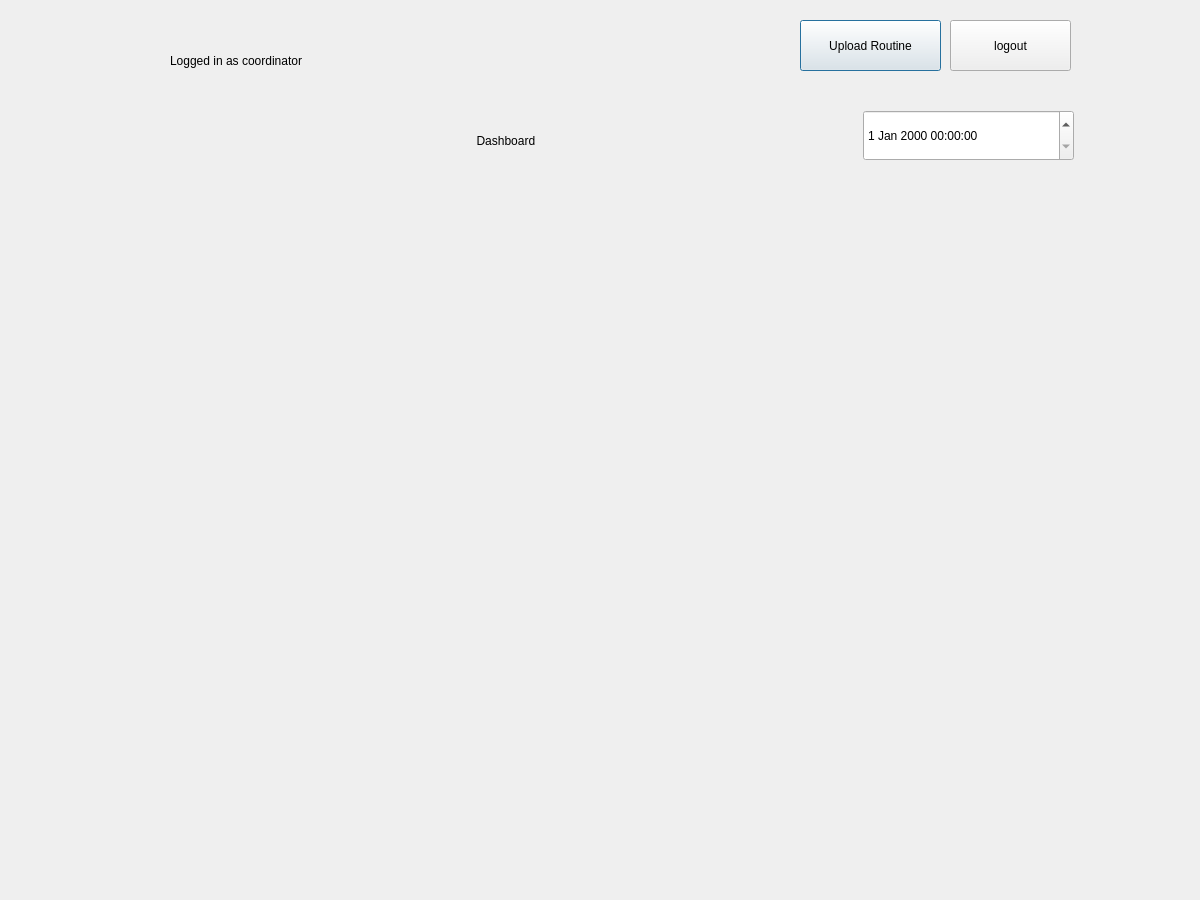
First picture: the form in coordinatordash.ui, repository prazzx/Kakshya, before the edit.
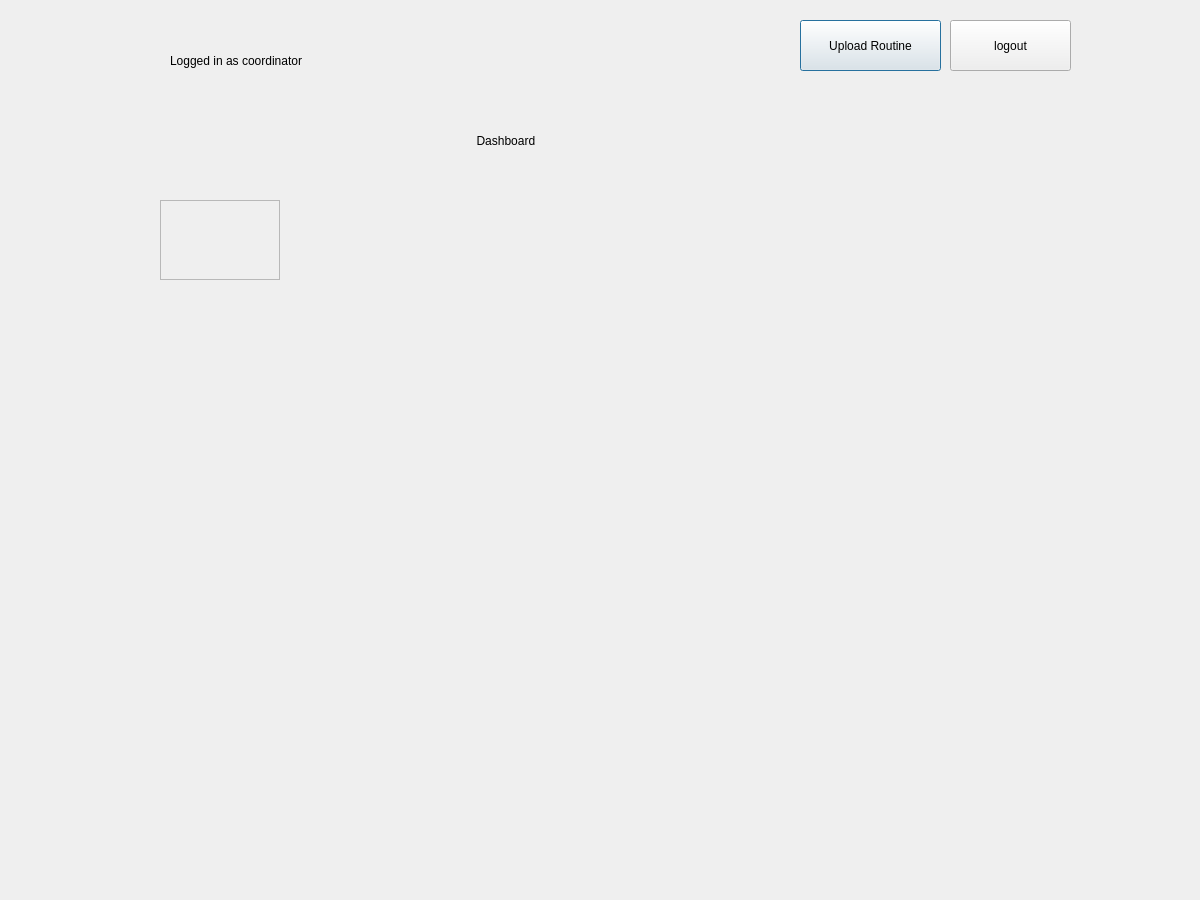
Second picture: the form after the edit.

Commit message: Added time display and tested for color change properties of Qwidget

What changed in the file:
```diff
--- a/coordinatordash.ui
+++ b/coordinatordash.ui
@@ -65,16 +65,6 @@
     <string/>
    </property>
   </widget>
-  <widget class="QDateTimeEdit" name="dateTimeEdit">
-   <property name="geometry">
-    <rect>
-     <x>863</x>
-     <y>110</y>
-     <width>211</width>
-     <height>51</height>
-    </rect>
-   </property>
-  </widget>
   <widget class="QLabel" name="label_2">
    <property name="geometry">
     <rect>
@@ -88,6 +78,35 @@
     <string>                             Dashboard</string>
    </property>
   </widget>
+  <widget class="QFrame" name="frame1">
+   <property name="geometry">
+    <rect>
+     <x>160</x>
+     <y>200</y>
+     <width>120</width>
+     <height>80</height>
+    </rect>
+   </property>
+   <property name="frameShape">
+    <enum>QFrame::Shape::StyledPanel</enum>
+   </property>
+   <property name="frameShadow">
+    <enum>QFrame::Shadow::Raised</enum>
+   </property>
+  </widget>
+  <widget class="QLabel" name="labelTime">
+   <property name="geometry">
+    <rect>
+     <x>826</x>
+     <y>120</y>
+     <width>231</width>
+     <height>51</height>
+    </rect>
+   </property>
+   <property name="text">
+    <string/>
+   </property>
+  </widget>
  </widget>
  <resources/>
  <connections/>
```
The commit also changes 19 other files.
